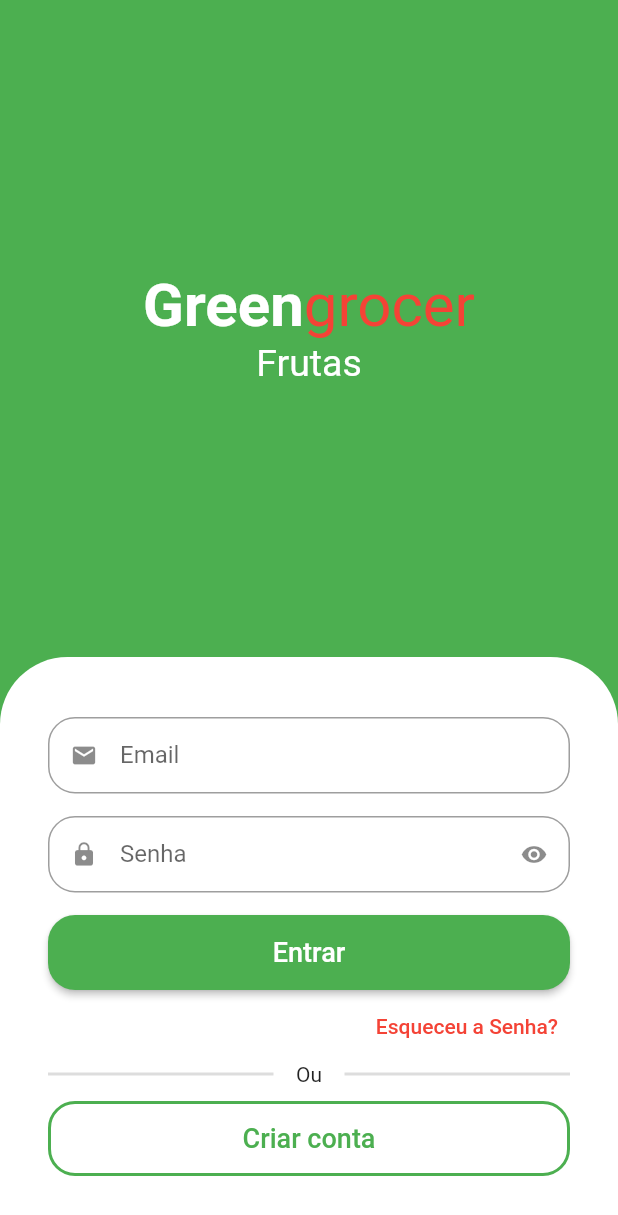
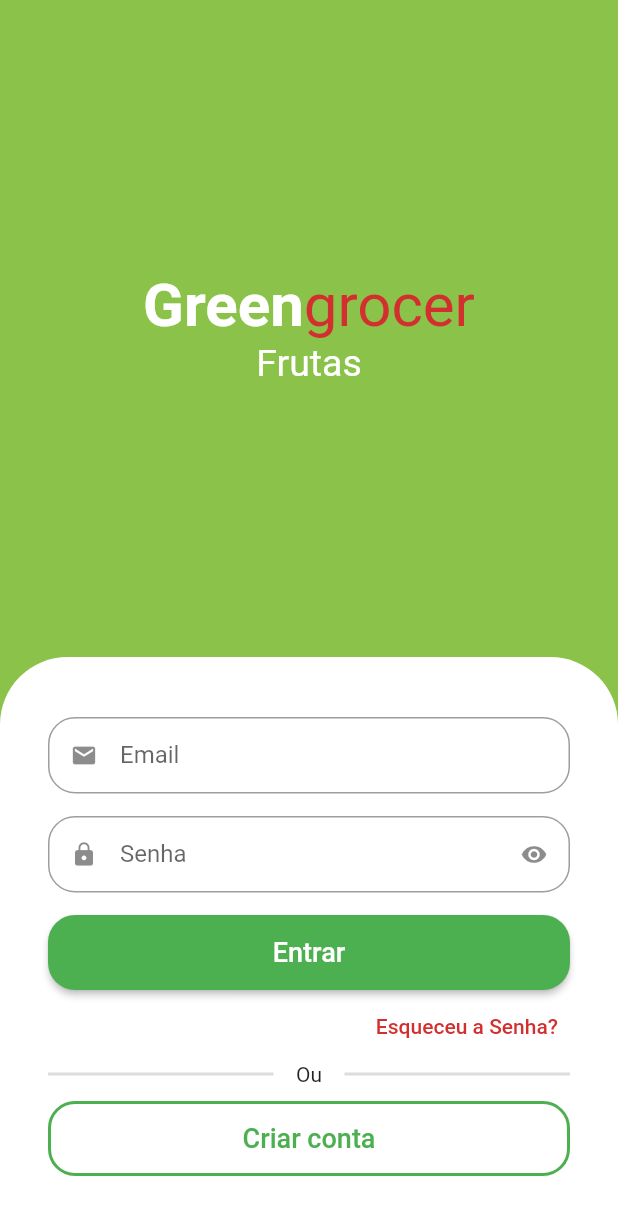
Before and after one commit to EduardoJanner/loja, a Flutter app: the screen it shows after launch, on a phone screen of 412 x 824 dp. Shown: the top 1215 px of the screen. Run offline on Flutter 3.47's test engine with Material 2 defaults, Android fonts, the phone set to English and light mode, and no system bars; drawn by our look-alikes of animated_text_kit.

Commit message:
cores customizadas

```diff
--- /dev/null
+++ b/lib/src/auth/config/custom_colors.dart
@@ -0,0 +1,25 @@
+import 'package:flutter/material.dart';
+
+
+Map<int, Color> _swatchOpacity = {
+
+  50  : const Color.fromRGBO(139, 195, 74, .1),
+  100 : const Color.fromRGBO(139, 195, 74, .2),
+  200 : const Color.fromRGBO(139, 195, 74, .3),
+  300 : const Color.fromRGBO(139, 195, 74, .4),
+  400 : const Color.fromRGBO(139, 195, 74, .5),
+  500 : const Color.fromRGBO(139, 195, 74, .6),
+  600 : const Color.fromRGBO(139, 195, 74, .7),
+  700 : const Color.fromRGBO(139, 195, 74, .8),
+  800 : const Color.fromRGBO(139, 195, 74, .9),
+  900 : const Color.fromRGBO(139, 195, 74, 1)
+
+};
+
+
+
+abstract class CustomColors{
+  static Color customContrastColor = Colors.red.shade700;
+
+  static MaterialColor customSwatchColor = MaterialColor(0xFF8BC34A , _swatchOpacity);
+}
--- a/lib/src/auth/sing_in_screen.dart
+++ b/lib/src/auth/sing_in_screen.dart
@@ -1,6 +1,7 @@
 import 'package:animated_text_kit/animated_text_kit.dart';
 import 'package:flutter/material.dart';
 import 'package:loja/src/auth/components/custom_text_field.dart';
+import 'package:loja/src/auth/config/custom_colors.dart';
 
 class SignInScreen extends StatelessWidget {
   const SignInScreen({super.key});
@@ -8,7 +9,7 @@ class SignInScreen extends StatelessWidget {
   @override
   Widget build(BuildContext context) {
     return Scaffold(
-      backgroundColor: Colors.green,
+      backgroundColor: CustomColors.customSwatchColor,
       body: Column(
         children: [
           Expanded(
@@ -16,13 +17,13 @@ class SignInScreen extends StatelessWidget {
               mainAxisAlignment: MainAxisAlignment.center,
               children: [
                 // Nome do app
-                const Text.rich(
-                  TextSpan(
-                    style: TextStyle(
+                 Text.rich(
+                   TextSpan(
+                    style: const TextStyle(
                       fontSize: 40,
                     ),
                     children: [
-                      TextSpan(
+                      const TextSpan(
                         text: 'Green',
                         style: TextStyle(
                           color: Colors.white,
@@ -32,7 +33,7 @@ class SignInScreen extends StatelessWidget {
                       TextSpan(
                         text: 'grocer',
                         style: TextStyle(
-                          color: Colors.red,
+                          color: CustomColors.customContrastColor,
                         ),
                       ),
                     ],
@@ -111,10 +112,10 @@ class SignInScreen extends StatelessWidget {
                   alignment: Alignment.centerRight,
                   child: TextButton(
                     onPressed: () {},
-                    child: const Text(
+                    child: Text(
                       'Esqueceu a Senha?',
                       style: TextStyle(
-                        color: Colors.red,
+                        color: CustomColors.customContrastColor,
                       ),
                     ),
                   ),
```
